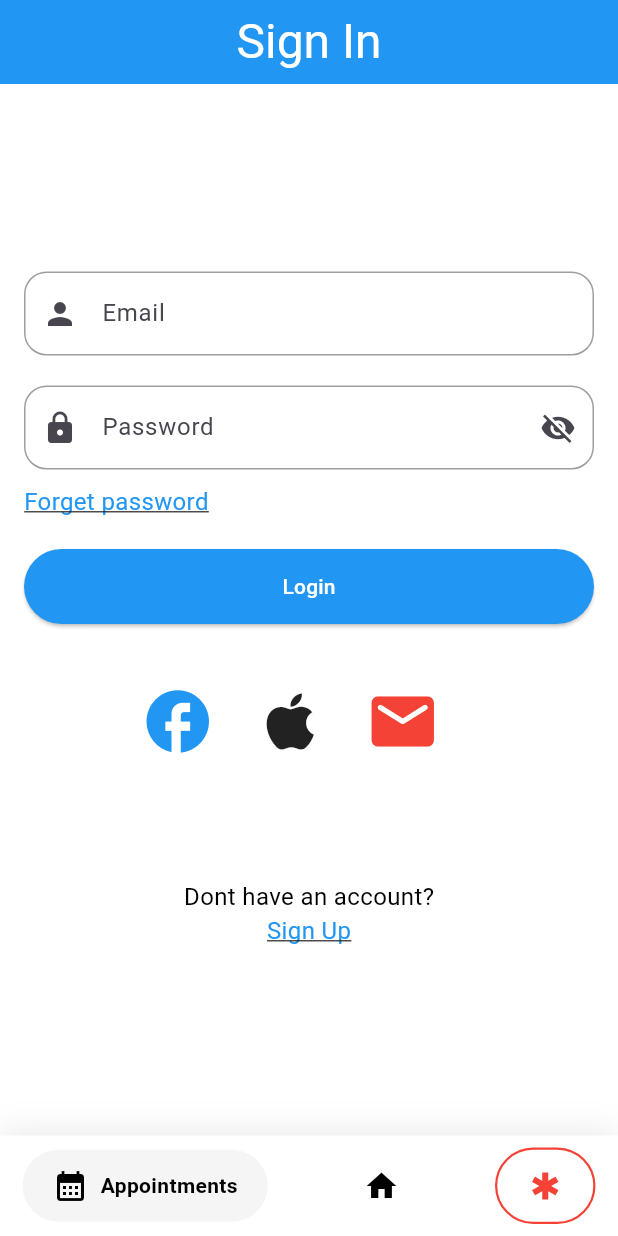
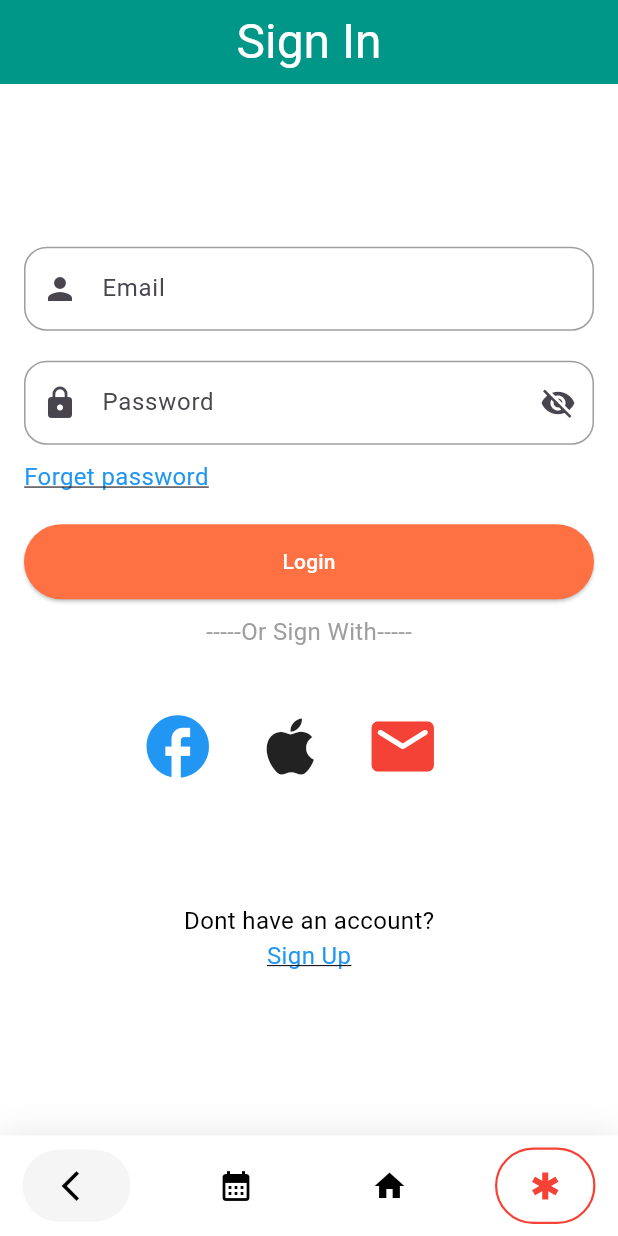
Before and after one commit to ZahreddenZromly/Quadro, a Flutter app: the screen it shows after launch, on a phone screen of 412 x 824 dp. Run offline on Flutter 3.47's test engine with Material 3 defaults, Android fonts, the light colour scheme and no system bars; drawn by our look-alikes of google_nav_bar.

Commit message:
last commit

```diff
--- a/lib/components/navbar.dart
+++ b/lib/components/navbar.dart
@@ -17,16 +17,17 @@ class _NavBarState extends State<NavBar> {
   int _selectedIndex = 0;
   static const TextStyle optionStyle =
       TextStyle(fontSize: 30, fontWeight: FontWeight.w600);
-  static  List<Widget> _widgetOptions = <Widget>[
+  static final List<Widget> _widgetOptions = <Widget>[
     Login(),
-    AppointmentsScreen(),
-    HomeScreen(),
-    HelpScreen(),
+    const AppointmentsScreen(),
+    const HomeScreen(),
+    const HelpScreen(),
   ];
 
   @override
   Widget build(BuildContext context) {
     return Scaffold(
+      resizeToAvoidBottomInset: false,
       backgroundColor: Colors.white,
       // appBar: AppBar(
       //   elevation: 20,
@@ -54,16 +55,29 @@ class _NavBarState extends State<NavBar> {
               gap: 8,
               activeColor: Colors.black,
               iconSize: 24,
-              padding: EdgeInsets.symmetric(horizontal: 20, vertical: 12),
-              duration: Duration(milliseconds: 400),
+              padding: const EdgeInsets.symmetric(horizontal: 20, vertical: 12),
+              duration: const Duration(milliseconds: 400),
               tabBackgroundColor: Colors.grey[100]!,
               color: Colors.black,
               tabs: [
                 GButton(
+                    icon: Icons.arrow_back_ios_new,
+                    onPressed: () {
+                      const snackBar = SnackBar(
+                        backgroundColor: Colors.teal,
+                        content: Center(
+                          child: Text('Do You Want To Logout?'),
+                        ),
+                        closeIconColor: Colors.red,
+                      );
+                      ScaffoldMessenger.of(context).showSnackBar(snackBar);
+                    }),
+                const GButton(
+
                   icon: Icons.calendar_month,
                   text: 'Appointments',
                 ),
-                GButton(
+                const GButton(
                   icon: Icons.home,
                   text: 'Home',
                 ),
--- a/lib/screens/home_screen.dart
+++ b/lib/screens/home_screen.dart
@@ -7,6 +7,7 @@ class HomeScreen extends StatelessWidget {
   @override
   Widget build(BuildContext context) {
     return Scaffold(
+      resizeToAvoidBottomInset: false ,
       body: Column(
         children: [
           Container(
--- a/lib/screens/login_screen.dart
+++ b/lib/screens/login_screen.dart
@@ -10,7 +10,7 @@ class Login extends StatelessWidget {
     return MaterialApp(
       debugShowCheckedModeBanner: false,
       theme: ThemeData(
-        primarySwatch: Colors.blue,
+        primarySwatch: Colors.teal,
         visualDensity: VisualDensity.adaptivePlatformDensity,
       ),
       home: LoginPage(),
@@ -31,9 +31,10 @@ class _LoginPageState extends State<LoginPage> {
   @override
   Widget build(BuildContext context) {
     return Scaffold(
+      resizeToAvoidBottomInset: false ,
       backgroundColor: Colors.white10,
       appBar: AppBar(
-        backgroundColor: Colors.blue,
+        backgroundColor: Colors.teal,
         title: const Center(
           child: Text(
             'Sign In',
@@ -115,7 +116,7 @@ class _LoginPageState extends State<LoginPage> {
               width: MediaQuery.of(context).size.width,
               child: ElevatedButton(
                 style: ElevatedButton.styleFrom(
-                  backgroundColor: Colors.blue,
+                  backgroundColor: Colors.deepOrange.shade400,
                 ),
                 onPressed: () {
                   // Add your authentication logic here
@@ -133,6 +134,18 @@ class _LoginPageState extends State<LoginPage> {
                     color: Colors.white,
                   ),
                 ),
+              ),
+            ),
+            const SizedBox(height: 10
+            ),
+            Text(
+              '-----Or Sign With-----',
+
+              style: TextStyle(
+                color: Colors.grey,
+                fontSize: 16,
+
+                decoration: TextDecoration.none,
               ),
             ),
             const SizedBox(height: 40),
```
Also changed, not shown: lib/screens/appointments_screen.dart (+24 -0 lines).
